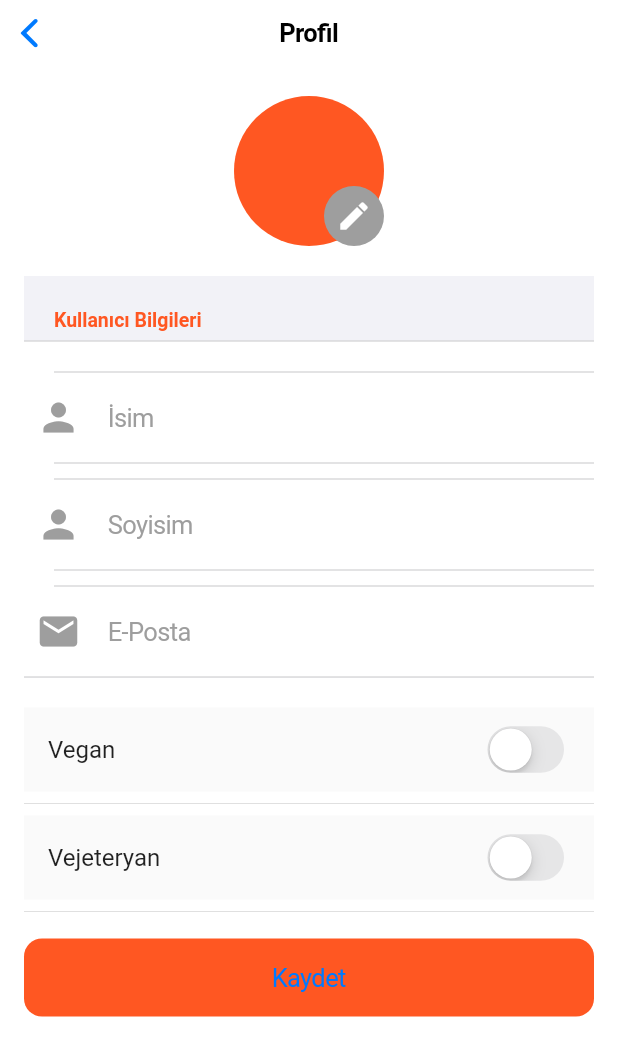
After one commit to senaltintas/team-153, a Flutter app: the screen it shows after launch, item 5 of the bottom bar chosen, after a tap on "Profili Düzenle", on a phone screen of 412 x 824 dp. The commit adds this screen. Shown: the top 1056 px of the screen. Run offline on Flutter 3.47's test engine with Material 2 defaults, Android fonts, the phone set to English and light mode, and no system bars; missing offline and left inert: dart:html.

Commit message:
profil sayfası yapıldı, profil düzenleme sayfası yapıldı

```diff
--- a/lib/main.dart
+++ b/lib/main.dart
@@ -1,7 +1,6 @@
 import 'package:flutter/cupertino.dart';
 import 'package:flutter/material.dart';
 import 'package:yes_chef/pages/mainpage.dart';
-import 'package:yes_chef/pages/hesap/loginpage.dart';
 
 void main() {
   runApp(const MyApp());
--- /dev/null
+++ b/lib/pages/anasayfapage.dart
@@ -0,0 +1,21 @@
+import 'package:flutter/cupertino.dart';
+import 'package:flutter/src/foundation/key.dart';
+import 'package:flutter/src/widgets/framework.dart';
+
+class AnasayfaPage extends StatefulWidget {
+  const AnasayfaPage({Key? key}) : super(key: key);
+
+  @override
+  State<AnasayfaPage> createState() => _AnasayfaPageState();
+}
+
+class _AnasayfaPageState extends State<AnasayfaPage> {
+  @override
+  Widget build(BuildContext context) {
+    return CupertinoPageScaffold(
+        navigationBar: CupertinoNavigationBar(
+          middle: Text("Anasayfa"),
+        ),
+        child: Center());
+  }
+}
--- /dev/null
+++ b/lib/pages/editprofilepage.dart
@@ -0,0 +1,182 @@
+import 'package:flutter/cupertino.dart';
+import 'package:flutter/material.dart';
+import 'package:flutter/src/foundation/key.dart';
+import 'package:flutter/src/widgets/framework.dart';
+
+class EditProfilePage extends StatefulWidget {
+  const EditProfilePage({Key? key}) : super(key: key);
+
+  @override
+  State<EditProfilePage> createState() => _MyWidgetState();
+}
+
+class _MyWidgetState extends State<EditProfilePage> {
+  bool isVegan = false;
+  bool isVegeterian = false;
+  @override
+  Widget build(BuildContext context) {
+    return CupertinoPageScaffold(
+        navigationBar: CupertinoNavigationBar(
+          middle: Text("Profil"),
+        ),
+        child: Padding(
+          padding: const EdgeInsets.symmetric(horizontal: 16.0),
+          child: ListView(
+            children: [
+              SizedBox(
+                height: 20,
+              ),
+              Center(
+                child: Stack(
+                  alignment: Alignment.bottomRight,
+                  fit: StackFit.loose,
+                  children: [
+                    const CircleAvatar(
+                      radius: 50,
+                      backgroundColor: Colors.deepOrange,
+                    ),
+                    GestureDetector(
+                      onTap: (() {
+                        print("Profil Resmi Değiştir");
+                      }),
+                      child: const CircleAvatar(
+                        backgroundColor: Colors.grey,
+                        radius: 20,
+                        child: Center(
+                            child: Icon(
+                          Icons.edit,
+                          color: Colors.white,
+                        )),
+                      ),
+                    )
+                  ],
+                ),
+              ),
+              const SizedBox(
+                height: 20,
+              ),
+              CupertinoFormSection(
+                  header: const Text(
+                    "Kullanıcı Bilgileri",
+                    style: TextStyle(
+                        color: Colors.deepOrange, fontWeight: FontWeight.bold),
+                  ),
+                  children: [
+                    SizedBox(
+                      height: 20,
+                    ),
+                    CupertinoTextField(
+                      style: const TextStyle(color: Colors.black),
+                      keyboardType: TextInputType.text,
+                      placeholderStyle: const TextStyle(color: Colors.grey),
+                      placeholder: "İsim",
+                      padding: const EdgeInsets.all(10),
+                      decoration: BoxDecoration(
+                        color: Colors.transparent,
+                        borderRadius: BorderRadius.circular(15),
+                      ),
+                      suffix: const SizedBox(
+                        height: 60,
+                      ),
+                      prefix: const Padding(
+                          padding: EdgeInsets.all(8.0),
+                          child: Icon(
+                            Icons.person,
+                            color: Colors.grey,
+                            size: 30,
+                          )),
+                    ),
+                    SizedBox(
+                      height: 10,
+                    ),
+                    CupertinoTextField(
+                      style: const TextStyle(color: Colors.black),
+                      keyboardType: TextInputType.text,
+                      placeholderStyle: const TextStyle(color: Colors.grey),
+                      placeholder: "Soyisim",
+                      padding: const EdgeInsets.all(10),
+                      decoration: BoxDecoration(
+                        color: Colors.transparent,
+                        borderRadius: BorderRadius.circular(15),
+                      ),
+                      suffix: const SizedBox(
+                        height: 60,
+                      ),
+                      prefix: const Padding(
+                          padding: EdgeInsets.all(8.0),
+                          child: Icon(
+                            Icons.person,
+                            color: Colors.grey,
+                            size: 30,
+                          )),
+                    ),
+                    SizedBox(
+                      height: 10,
+                    ),
+                    CupertinoTextField(
+                      style: const TextStyle(color: Colors.black),
+                      keyboardType: TextInputType.emailAddress,
+                      placeholderStyle: const TextStyle(color: Colors.grey),
+                      placeholder: "E-Posta",
+                      padding: const EdgeInsets.all(10),
+                      decoration: BoxDecoration(
+                        color: Colors.transparent,
+                        borderRadius: BorderRadius.circular(15),
+                      ),
+                      suffix: const SizedBox(
+                        height: 60,
+                      ),
+                      prefix: const Padding(
+                          padding: EdgeInsets.all(8.0),
+                          child: Icon(
+                            Icons.email,
+                            color: Colors.grey,
+                            size: 30,
+                          )),
+                    )
+                  ]),
+              SizedBox(
+                height: 20,
+              ),
+              Material(
+                child: ListTile(
+                  title: Text("Vegan"),
+                  trailing: CupertinoSwitch(
+                      activeColor: Colors.deepOrange,
+                      value: isVegan,
+                      onChanged: (value) {
+                        setState(() {
+                          isVegan = value;
+                        });
+                      }),
+                ),
+              ),
+              const Divider(),
+              Material(
+                child: ListTile(
+                  title: Text("Vejeteryan"),
+                  trailing: CupertinoSwitch(
+                      activeColor: Colors.deepOrange,
+                      value: isVegeterian,
+                      onChanged: (value) {
+                        setState(() {
+                          isVegeterian = value;
+                        });
+                      }),
+                ),
+              ),
+              const Divider(),
+              const SizedBox(
+                height: 10,
+              ),
+              CupertinoButton(
+                  color: Colors.deepOrange,
+                  child: Text(
+                    "Kaydet",
+                  ),
+                  onPressed: () {})
+            ],
+          ),
+        ));
+  }
+}
--- a/lib/pages/loginpage.dart
+++ b/lib/pages/loginpage.dart
@@ -32,7 +32,11 @@ class _HesapGirisPageState extends State<LoginPage> {
             const CircleAvatar(
                 radius: 70,
                 backgroundColor: Colors.white,
-                child: Text("CODIZZA")),
+                child: Text(
+                  "CODIZZA",
+                  style: TextStyle(
+                      color: Colors.deepOrange, fontWeight: FontWeight.bold),
+                )),
             const SizedBox(height: 20),
             const Padding(
               padding: EdgeInsets.symmetric(horizontal: 20.0),
@@ -120,6 +124,7 @@ class _HesapGirisPageState extends State<LoginPage> {
                         children: [
                           const Text("Bilgilerimi hatırla"),
                           CupertinoSwitch(
+                              activeColor: Colors.deepOrange,
                               value: hatirlaBeni,
                               onChanged: (value) {
                                 setState(() {
@@ -132,9 +137,14 @@ class _HesapGirisPageState extends State<LoginPage> {
                     const SizedBox(
                       height: 10,
                     ),
-                    CupertinoButton.filled(
+                    CupertinoButton(
+                      color: Colors.deepOrange,
                       borderRadius: const BorderRadius.all(Radius.circular(20)),
-                      onPressed: () {},
+                      onPressed: () {
+                        Navigator.of(context).pop();
+                        // Navigator.of(context).push(CupertinoPageRoute(
+                        //     builder: (context) => const EditProfilePage()));
+                      },
                       child: const Text(
                         "Giriş Yap",
                         style: TextStyle(color: Colors.white),
--- a/lib/pages/mainpage.dart
+++ b/lib/pages/mainpage.dart
@@ -1,6 +1,9 @@
 import 'package:flutter/cupertino.dart';
 import 'package:flutter/material.dart';
+import 'package:yes_chef/pages/anasayfapage.dart';
+import 'package:yes_chef/pages/editprofilepage.dart';
 import 'package:yes_chef/pages/loginpage.dart';
+import 'package:yes_chef/pages/profilepage.dart';
 
 class MainPage extends StatefulWidget {
   const MainPage({Key? key}) : super(key: key);
@@ -13,15 +16,22 @@ class _MainPageState extends State<MainPage> {
   @override
   Widget build(BuildContext context) {
     return CupertinoTabScaffold(
-      tabBar: CupertinoTabBar(items: [
-        BottomNavigationBarItem(icon: Icon(Icons.home), label: "Anasayfa")
+      tabBar: CupertinoTabBar(items: const [
+        BottomNavigationBarItem(icon: Icon(Icons.home), label: "Anasayfa"),
+        BottomNavigationBarItem(icon: Icon(Icons.food_bank), label: "Tarifler"),
+        BottomNavigationBarItem(icon: Icon(Icons.search), label: "Ne Yapsam?"),
+        BottomNavigationBarItem(icon: Icon(Icons.favorite), label: "Favoriler"),
+        BottomNavigationBarItem(icon: Icon(Icons.account_box), label: "Profiil")
       ]),
       tabBuilder: (BuildContext context, int index) {
         switch (index) {
           case 0:
-            return LoginPage();
+            return AnasayfaPage();
 
+          case 4:
+            return ProfilePage();
           default:
+            return AnasayfaPage();
         }
       },
     );
--- a/lib/pages/profilepage.dart
+++ b/lib/pages/profilepage.dart
@@ -0,0 +1,115 @@
+import 'dart:html';
+
+import 'package:flutter/cupertino.dart';
+import 'package:flutter/material.dart';
+import 'package:flutter/src/foundation/key.dart';
+import 'package:flutter/src/widgets/framework.dart';
+import 'package:yes_chef/pages/editprofilepage.dart';
+import 'package:yes_chef/pages/loginpage.dart';
+
+class ProfilePage extends StatefulWidget {
+  const ProfilePage({Key? key}) : super(key: key);
+
+  @override
+  State<ProfilePage> createState() => _ProfilePageState();
+}
+
+class _ProfilePageState extends State<ProfilePage> {
+  @override
+  Widget build(BuildContext context) {
+    return CupertinoPageScaffold(
+      navigationBar: const CupertinoNavigationBar(
+        middle: Text("Profil"),
+      ),
+      child: Padding(
+        padding: const EdgeInsets.symmetric(horizontal: 15.0),
+        child: ListView(
+          children: [
+            const SizedBox(
+              height: 20,
+            ),
+            Row(
+              children: const [
+                SizedBox(
+                  width: 10,
+                ),
+                CircleAvatar(
+                  radius: 30,
+                  backgroundColor: Colors.grey,
+                  child: Text(""),
+                ),
+                SizedBox(
+                  width: 30,
+                ),
+                Text("Servet KABLAN")
+              ],
+            ),
+            const SizedBox(
+              height: 20,
+            ),
+            CupertinoFormSection(children: [
+              Material(
+                child: ListTile(
+                  leading: const Icon(Icons.account_box),
+                  title: const Text("Profili Düzenle"),
+                  onTap: () {
+                    Navigator.of(context).push(CupertinoPageRoute(
+                        builder: (context) => const EditProfilePage()));
+                  },
+                ),
+              ),
+              Material(
+                child: ListTile(
+                  leading: const Icon(Icons.alarm),
+                  title: const Text("Bildirimler"),
+                  onTap: () {},
+                ),
+              )
+            ]),
+            const SizedBox(
+              height: 20,
+            ),
+            CupertinoFormSection(children: [
+              Material(
+                child: ListTile(
+                  leading: const Icon(Icons.security),
+                  title: const Text("Gizlilik"),
+                  onTap: () {},
+                ),
+              ),
+              Material(
+                child: ListTile(
+                  leading: const Icon(Icons.help),
+                  title: const Text("Yardım & Destek"),
+                  onTap: () {},
+                ),
+              ),
+              Material(
+                child: ListTile(
+                  leading: const Icon(Icons.privacy_tip),
+                  title: const Text("Kullanıcı Sözleşmesi"),
+                  onTap: () {},
+                ),
+              )
+            ]),
+            const SizedBox(
+              height: 20,
+            ),
+            CupertinoFormSection(children: [
+              Material(
+                child: ListTile(
+                  leading: const Icon(Icons.exit_to_app),
+                  title: const Text("Çıkış Yap"),
+                  onTap: () {
+                    Navigator.of(context).push(CupertinoPageRoute(
+                        builder: (context) => const LoginPage()));
+                  },
+                ),
+              ),
+            ]),
+          ],
+        ),
+      ),
+    );
+  }
+}
```
